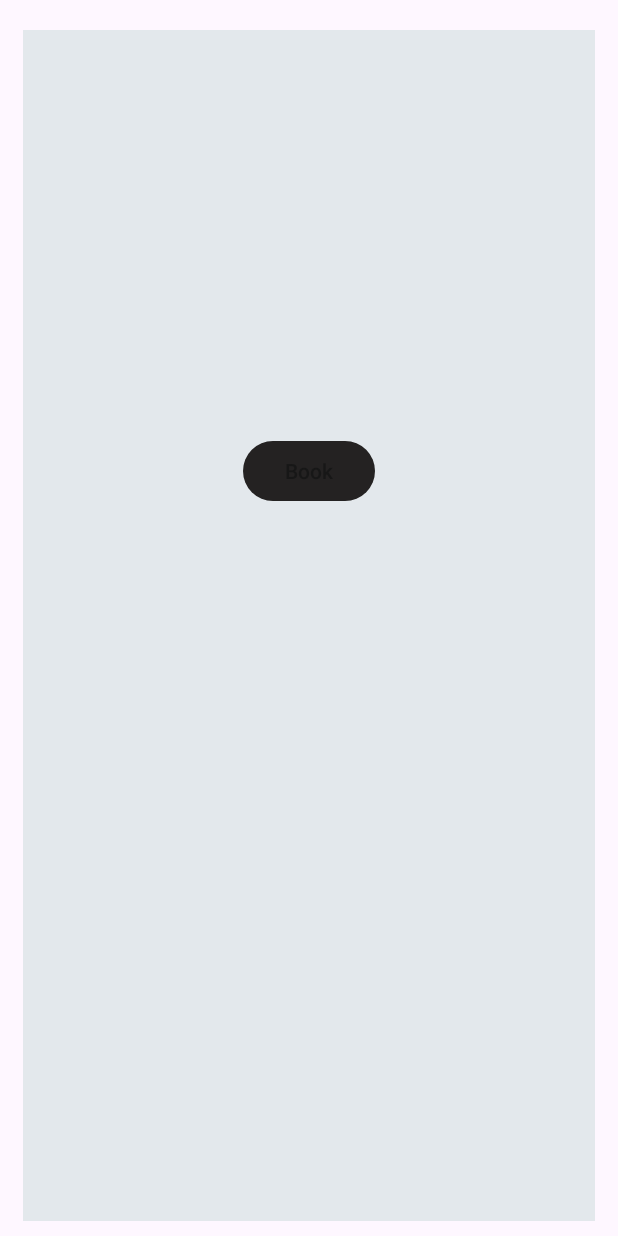
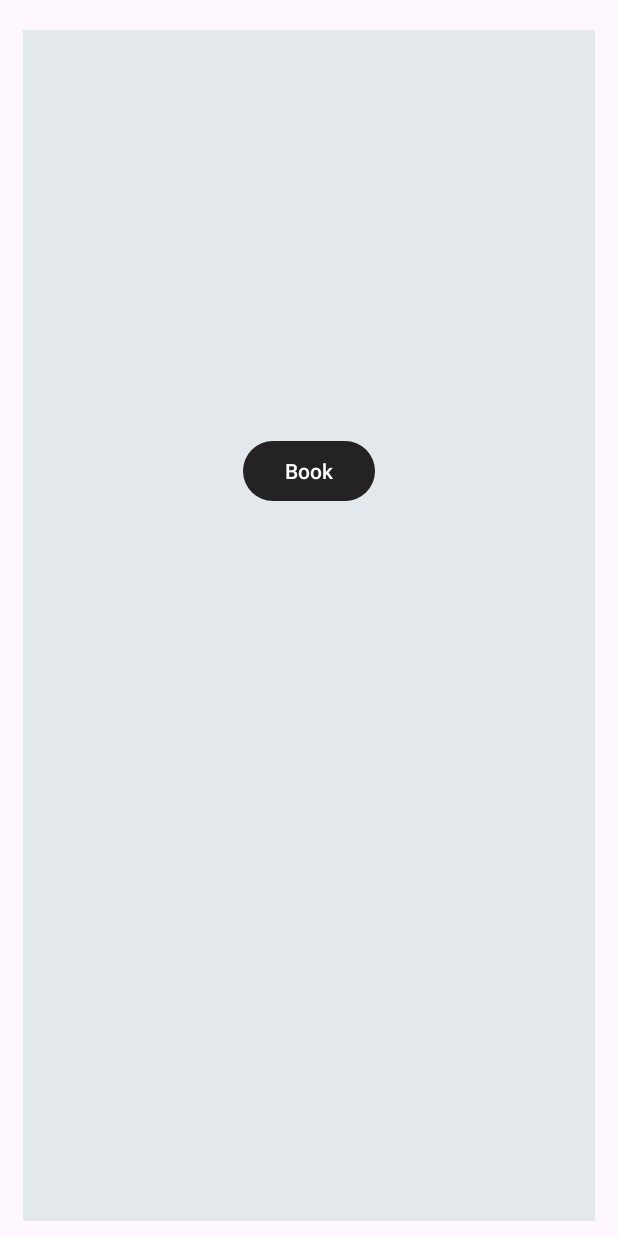
Before and after one commit to Dhruva1722/SalesDesign, an Android app: the fragment TodayMenuFragment shown on its own in the app's theme, on a phone screen of 412 x 824 dp. Run offline under Robolectric (Android 15) with nearby library versions, the phone set to English and light mode, and no system bars; 1 statement that could not run was skipped.

Commit message:
Update App UI Design with black/white theme

```diff
--- a/app/src/main/res/layout/fragment_today_menu.xml
+++ b/app/src/main/res/layout/fragment_today_menu.xml
@@ -28,6 +28,7 @@
             android:layout_width="wrap_content"
             android:layout_height="wrap_content"
             android:text="Book"
+            android:textColor="@color/white"
             android:layout_gravity="center_horizontal"/>
 
     </LinearLayout>
--- a/app/src/main/res/layout/fragment_tommorrow_menu.xml
+++ b/app/src/main/res/layout/fragment_tommorrow_menu.xml
@@ -30,6 +30,7 @@
             android:layout_width="wrap_content"
             android:layout_height="wrap_content"
             android:text="Book"
+            android:textColor="@color/white"
             android:layout_gravity="center_horizontal"/>
 
     </LinearLayout>
```
